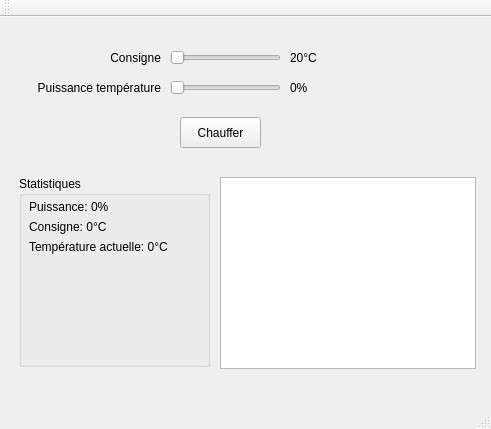
This is Four/Four.ui in Tellier-Neo/Pilotage_four as Qt 5 draws it before an edit. The edited form follows.
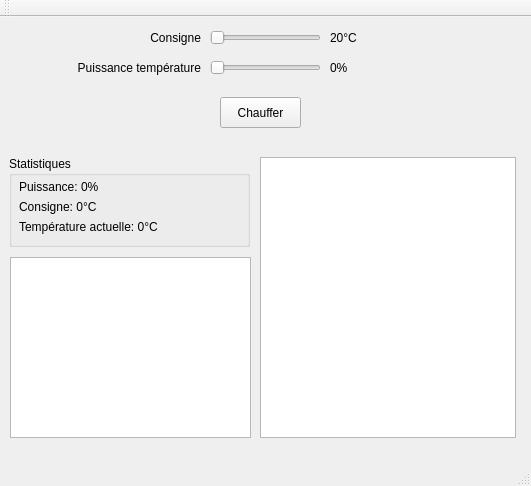
This is the edited form.

Commit message: Tension du four accessible depuis l'interface

The edit to the form file:
```diff
--- a/Four/Four.ui
+++ b/Four/Four.ui
@@ -6,64 +6,19 @@
    <rect>
     <x>0</x>
     <y>0</y>
-    <width>491</width>
-    <height>429</height>
+    <width>531</width>
+    <height>486</height>
    </rect>
   </property>
   <property name="windowTitle">
    <string>Four</string>
   </property>
   <widget class="QWidget" name="centralWidget">
-   <widget class="QSlider" name="powerSlider">
-    <property name="geometry">
-     <rect>
-      <x>170</x>
-      <y>60</y>
-      <width>111</width>
-      <height>22</height>
-     </rect>
-    </property>
-    <property name="maximum">
-     <number>100</number>
-    </property>
-    <property name="orientation">
-     <enum>Qt::Horizontal</enum>
-    </property>
-   </widget>
-   <widget class="QLabel" name="powerLabel">
-    <property name="geometry">
-     <rect>
-      <x>30</x>
-      <y>60</y>
-      <width>131</width>
-      <height>21</height>
-     </rect>
-    </property>
-    <property name="text">
-     <string>Puissance température</string>
-    </property>
-    <property name="alignment">
-     <set>Qt::AlignRight|Qt::AlignTrailing|Qt::AlignVCenter</set>
-    </property>
-   </widget>
-   <widget class="QLabel" name="powerValue">
-    <property name="geometry">
-     <rect>
-      <x>290</x>
-      <y>60</y>
-      <width>61</width>
-      <height>21</height>
-     </rect>
-    </property>
-    <property name="text">
-     <string>0%</string>
-    </property>
-   </widget>
    <widget class="QPushButton" name="pushButton">
     <property name="geometry">
      <rect>
-      <x>180</x>
-      <y>100</y>
+      <x>220</x>
+      <y>80</y>
       <width>81</width>
       <height>31</height>
      </rect>
@@ -72,11 +27,27 @@
      <string>Chauffer</string>
     </property>
    </widget>
+   <widget class="QLabel" name="powerLabel">
+    <property name="geometry">
+     <rect>
+      <x>70</x>
+      <y>40</y>
+      <width>131</width>
+      <height>21</height>
+     </rect>
+    </property>
+    <property name="text">
+     <string>Puissance température</string>
+    </property>
+    <property name="alignment">
+     <set>Qt::AlignRight|Qt::AlignTrailing|Qt::AlignVCenter</set>
+    </property>
+   </widget>
    <widget class="QLabel" name="tempLabel">
     <property name="geometry">
      <rect>
-      <x>30</x>
-      <y>30</y>
+      <x>70</x>
+      <y>10</y>
       <width>131</width>
       <height>21</height>
      </rect>
@@ -88,13 +59,26 @@
      <set>Qt::AlignRight|Qt::AlignTrailing|Qt::AlignVCenter</set>
     </property>
    </widget>
+   <widget class="QLabel" name="powerValue">
+    <property name="geometry">
+     <rect>
+      <x>330</x>
+      <y>40</y>
+      <width>61</width>
+      <height>21</height>
+     </rect>
+    </property>
+    <property name="text">
+     <string>0%</string>
+    </property>
+   </widget>
    <widget class="QGroupBox" name="statsBox">
     <property name="geometry">
      <rect>
-      <x>19</x>
-      <y>159</y>
-      <width>191</width>
-      <height>191</height>
+      <x>9</x>
+      <y>139</y>
+      <width>241</width>
+      <height>91</height>
      </rect>
     </property>
     <property name="title">
@@ -140,21 +124,60 @@
      </property>
     </widget>
    </widget>
+   <widget class="QLabel" name="consigneValue">
+    <property name="geometry">
+     <rect>
+      <x>330</x>
+      <y>10</y>
+      <width>61</width>
+      <height>21</height>
+     </rect>
+    </property>
+    <property name="text">
+     <string>20°C</string>
+    </property>
+   </widget>
+   <widget class="QSlider" name="powerSlider">
+    <property name="geometry">
+     <rect>
+      <x>210</x>
+      <y>40</y>
+      <width>111</width>
+      <height>22</height>
+     </rect>
+    </property>
+    <property name="maximum">
+     <number>100</number>
+    </property>
+    <property name="orientation">
+     <enum>Qt::Horizontal</enum>
+    </property>
+   </widget>
    <widget class="QListWidget" name="graphicBox">
     <property name="geometry">
      <rect>
-      <x>220</x>
-      <y>160</y>
+      <x>260</x>
+      <y>140</y>
       <width>256</width>
-      <height>192</height>
+      <height>281</height>
+     </rect>
+    </property>
+   </widget>
+   <widget class="QListWidget" name="cardLogBox">
+    <property name="geometry">
+     <rect>
+      <x>10</x>
+      <y>240</y>
+      <width>241</width>
+      <height>181</height>
      </rect>
     </property>
    </widget>
    <widget class="QSlider" name="consigneSlider">
     <property name="geometry">
      <rect>
-      <x>170</x>
-      <y>30</y>
+      <x>210</x>
+      <y>10</y>
       <width>111</width>
       <height>22</height>
      </rect>
@@ -169,19 +192,6 @@
      <enum>Qt::Horizontal</enum>
     </property>
    </widget>
-   <widget class="QLabel" name="consigneValue">
-    <property name="geometry">
-     <rect>
-      <x>290</x>
-      <y>30</y>
-      <width>61</width>
-      <height>21</height>
-     </rect>
-    </property>
-    <property name="text">
-     <string>20°C</string>
-    </property>
-   </widget>
   </widget>
   <widget class="QMenuBar" name="menuBar">
    <property name="geometry">
```
Left out of the diff: 53 changed lines with no effect on the pictures. The commit also changes 3 other files.
